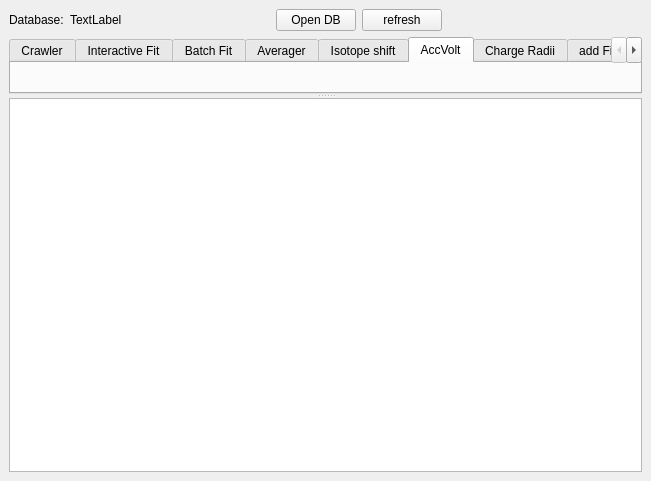
The window that source/Gui/Ui_Main.ui (lasersphere/Tilda) describes before a commit, drawn with Qt 5.
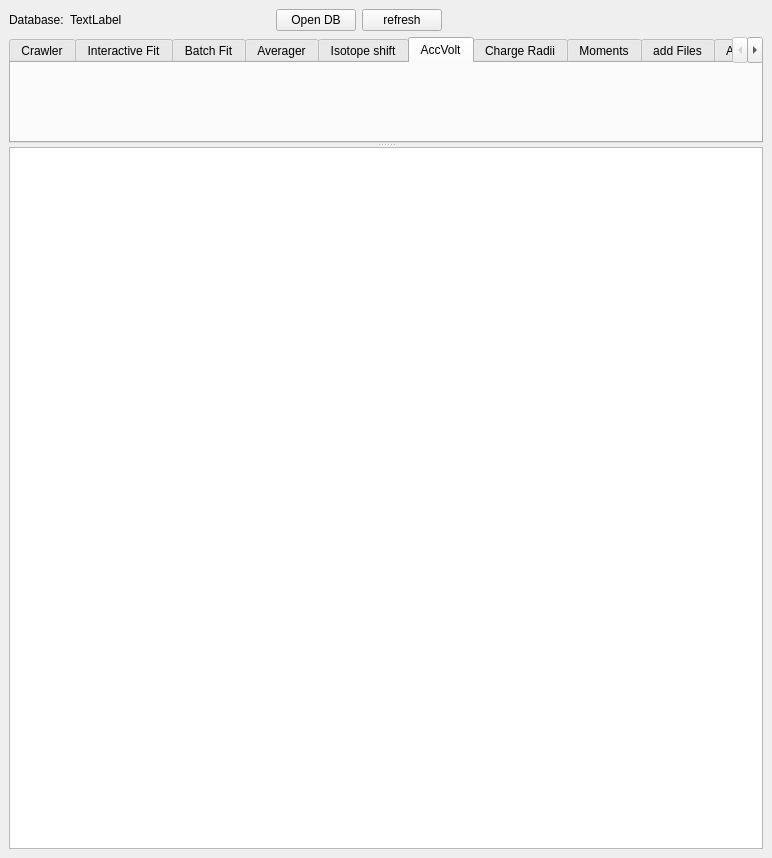
The same window after the commit. The open tabs and pages were chosen to show the change. Custom widgets are drawn as their Qt base class.

What changed in the file:
```diff
--- a/source/Gui/Ui_Main.ui
+++ b/source/Gui/Ui_Main.ui
@@ -6,8 +6,8 @@
    <rect>
     <x>0</x>
     <y>0</y>
-    <width>651</width>
-    <height>481</height>
+    <width>772</width>
+    <height>858</height>
    </rect>
   </property>
   <property name="windowTitle">
@@ -137,6 +137,11 @@
          <string>Charge Radii</string>
         </attribute>
        </widget>
+       <widget class="MomentsUi" name="moments">
+        <attribute name="title">
+         <string>Moments</string>
+        </attribute>
+       </widget>
        <widget class="AddFilesUi" name="addFiles_tab">
         <attribute name="title">
          <string>add Files</string>
@@ -226,6 +231,12 @@
    <header>Gui.AliveUi</header>
    <container>1</container>
   </customwidget>
+  <customwidget>
+   <class>MomentsUi</class>
+   <extends>QWidget</extends>
+   <header>Gui.MomentsUi</header>
+   <container>1</container>
+  </customwidget>
  </customwidgets>
  <resources/>
  <connections/>
```
Left out of the diff: 4 changed lines with no effect on the pictures.
